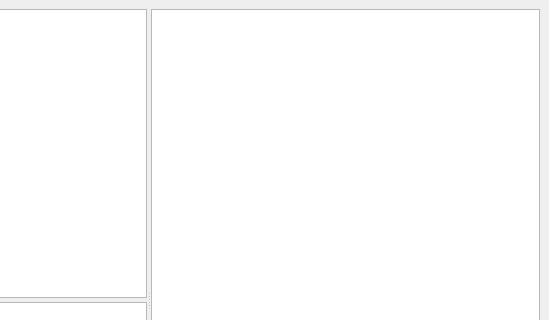
Old version of the form midicfg/midicfg.ui in the repository Stephen-Hazel/PianoCheetah; both pictures show x 251 to 800 and y 0 to 320 of the 800 by 600 pixel window.
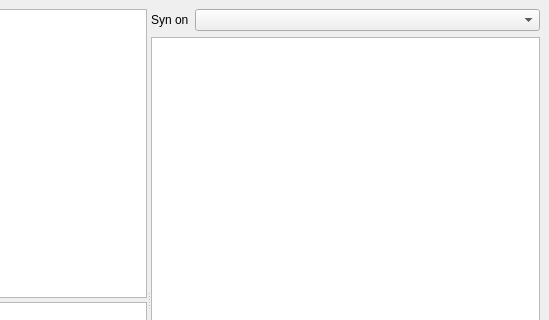
New version of the form.

Commit message: ok midicfg can pick output pcm device for syn now

Patch:
```diff
--- a/midicfg/midicfg.ui
+++ b/midicfg/midicfg.ui
@@ -17,9 +17,9 @@
    <property name="layoutDirection">
     <enum>Qt::LeftToRight</enum>
    </property>
-   <layout class="QVBoxLayout" name="verticalLayout">
+   <layout class="QHBoxLayout" name="horizontalLayout">
     <item>
-     <widget class="QSplitter" name="hsp">
+     <widget class="QSplitter" name="hSp">
       <property name="orientation">
        <enum>Qt::Horizontal</enum>
       </property>
@@ -47,7 +47,40 @@
         </property>
        </widget>
       </widget>
-      <widget class="QTextEdit" name="txtEv"/>
+      <widget class="QWidget" name="layoutWidget">
+       <layout class="QVBoxLayout" name="vLo">
+        <item>
+         <layout class="QHBoxLayout" name="hLo">
+          <item>
+           <widget class="QLabel" name="lbl">
+            <property name="sizePolicy">
+             <sizepolicy hsizetype="Minimum" vsizetype="Preferred">
+              <horstretch>0</horstretch>
+              <verstretch>0</verstretch>
+             </sizepolicy>
+            </property>
+            <property name="text">
+             <string>Syn on</string>
+            </property>
+           </widget>
+          </item>
+          <item>
+           <widget class="QComboBox" name="lstSyn">
+            <property name="sizePolicy">
+             <sizepolicy hsizetype="Expanding" vsizetype="Fixed">
+              <horstretch>0</horstretch>
+              <verstretch>0</verstretch>
+             </sizepolicy>
+            </property>
+           </widget>
+          </item>
+         </layout>
+        </item>
+        <item>
+         <widget class="QTextEdit" name="txtEv"/>
+        </item>
+       </layout>
+      </widget>
      </widget>
     </item>
    </layout>
```
Left out of the diff: 2 changed lines with no effect on the pictures. The commit also changes 6 other files.
